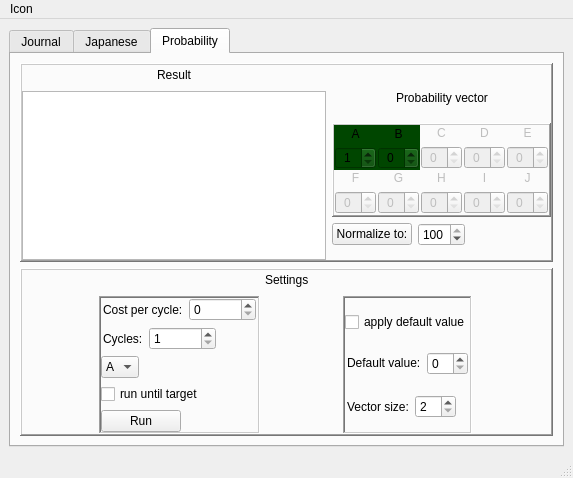
The window that Mainwindow.ui (mikewii/PSY) describes before a commit, drawn with Qt 5.
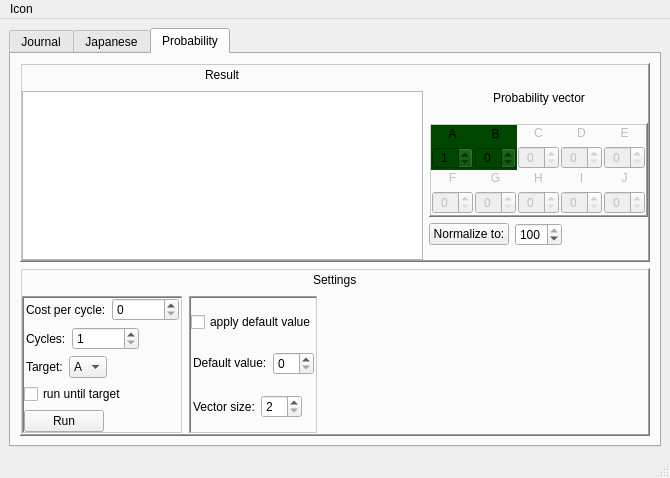
The same window after the commit.

Commit message: label for target and build fix

```diff
--- a/Mainwindow.ui
+++ b/Mainwindow.ui
@@ -9,7 +9,7 @@
    <rect>
     <x>0</x>
     <y>0</y>
-    <width>573</width>
+    <width>670</width>
     <height>478</height>
    </rect>
   </property>
@@ -17,7 +17,7 @@
    <string>MainWindow</string>
   </property>
   <widget class="QWidget" name="centralwidget">
-   <layout class="QHBoxLayout" name="horizontalLayout_6">
+   <layout class="QVBoxLayout" name="verticalLayout_23">
     <item>
      <widget class="QTabWidget" name="tabWidget">
       <property name="currentIndex">
@@ -1472,7 +1472,7 @@
            <item>
             <widget class="QWidget" name="widget_11" native="true">
              <property name="sizePolicy">
-              <sizepolicy hsizetype="Minimum" vsizetype="Fixed">
+              <sizepolicy hsizetype="Fixed" vsizetype="Fixed">
                <horstretch>0</horstretch>
                <verstretch>0</verstretch>
               </sizepolicy>
@@ -1624,6 +1624,40 @@
                   </widget>
                  </item>
                  <item>
+                  <widget class="QWidget" name="" native="true">
+                   <property name="sizePolicy">
+                    <sizepolicy hsizetype="Fixed" vsizetype="Fixed">
+                     <horstretch>0</horstretch>
+                     <verstretch>0</verstretch>
+                    </sizepolicy>
+                   </property>
+                   <layout class="QHBoxLayout" name="horizontalLayout_6">
+                    <property name="leftMargin">
+                     <number>2</number>
+                    </property>
+                    <property name="topMargin">
+                     <number>0</number>
+                    </property>
+                    <property name="rightMargin">
+                     <number>2</number>
+                    </property>
+                    <property name="bottomMargin">
+                     <number>0</number>
+                    </property>
+                    <item>
+                     <widget class="QLabel" name="label_14">
+                      <property name="sizePolicy">
+                       <sizepolicy hsizetype="Fixed" vsizetype="Fixed">
+                        <horstretch>0</horstretch>
+                        <verstretch>0</verstretch>
+                       </sizepolicy>
+                      </property>
+                      <property name="text">
+                       <string>Target:</string>
+                      </property>
+                     </widget>
+                    </item>
+                    <item>
                   <widget class="QComboBox" name="target">
                    <property name="sizePolicy">
                     <sizepolicy hsizetype="Fixed" vsizetype="Fixed">
@@ -1643,6 +1677,9 @@
                    </item>
                   </widget>
                  </item>
+                   </layout>
+                  </widget>
+                 </item>
                  <item>
                   <widget class="QCheckBox" name="checkUntilTarget">
                    <property name="sizePolicy">
@@ -1838,7 +1875,7 @@
     <rect>
      <x>0</x>
      <y>0</y>
-     <width>573</width>
+     <width>670</width>
      <height>21</height>
     </rect>
    </property>
```
Lines whose indentation alone changed are shown as unchanged. The commit also changes 1 other file.
